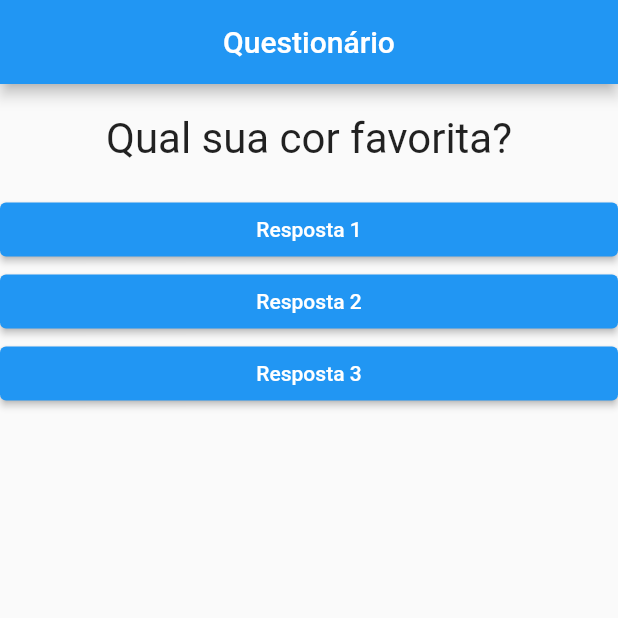
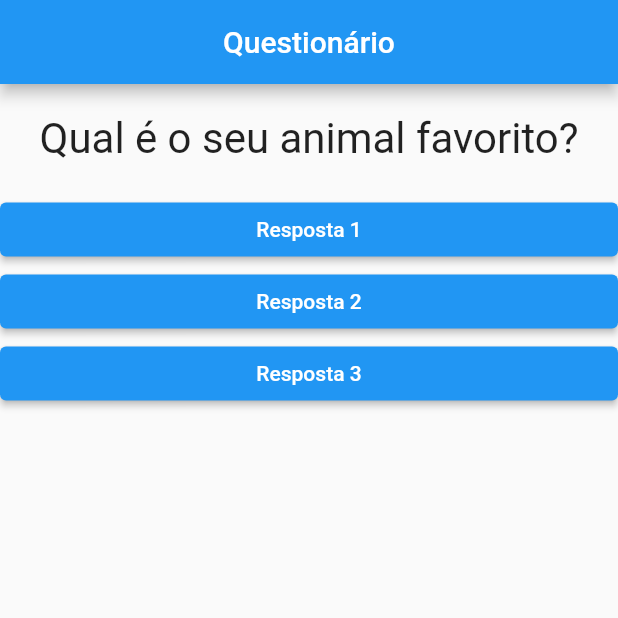
Before and after one commit to np4checo/helloworld-flutter, a Flutter app: the screen it shows after launch, after a tap on "Resposta 1", on a phone screen of 412 x 824 dp, the top half of it. Run offline on Flutter 3.47's test engine with Material 2 defaults, Android fonts, the phone set to English and light mode, and no system bars.

Commit message:
'fixxing-identifier'

```diff
--- a/lib/main.dart
+++ b/lib/main.dart
@@ -17,11 +17,21 @@ class _PerguntaAppState extends State<PerguntaApp> {
 
   @override
   Widget build(BuildContext context) {
-    final perguntas = [
-      'Qual seu animal favorito?',
-      'Qual sua cor favorita?',
-      'Qual sua comida favorita?',
+    final List<Map<String, Object>> perguntas = [
+      {
+        'texto': 'Qual é a sua cor favorita?',
+        'resposta': ['Preto', 'Verde', 'Azul', 'Vermelho']
+      },
+      {
+        'texto': 'Qual é o seu animal favorito?',
+        'resposta': ['Cachorro', 'Gato', 'Coelho', 'Pássaros']
+      },
+      {
+        'texto': 'Qual é a sua comida favorita?',
+        'resposta': ['Macarrão', 'Escondidinho', 'Fricassê', 'Bife acebolado']
+      },
     ];
+
     return MaterialApp(
         home: Scaffold(
       appBar: AppBar(
@@ -29,7 +39,7 @@ class _PerguntaAppState extends State<PerguntaApp> {
       ),
       body: Column(
         children: [
-          Questao(perguntas[_perguntaSelecionada]),
+          Questao(perguntas[_perguntaSelecionada]['texto'] as String),
           Resposta('Resposta 1', _responder),
           Resposta('Resposta 2', _responder),
           Resposta('Resposta 3', _responder)
```
